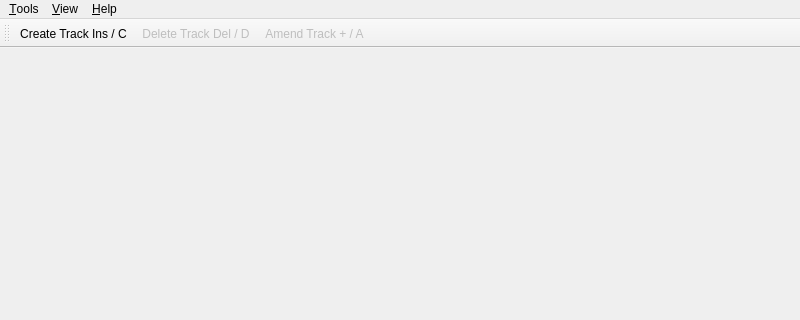
Kitware/seal-tk, file sealtk/noaa/gui/Window.ui: the form before one commit; both pictures show x 0 to 800 and y 0 to 320 of the 800 by 600 pixel window.
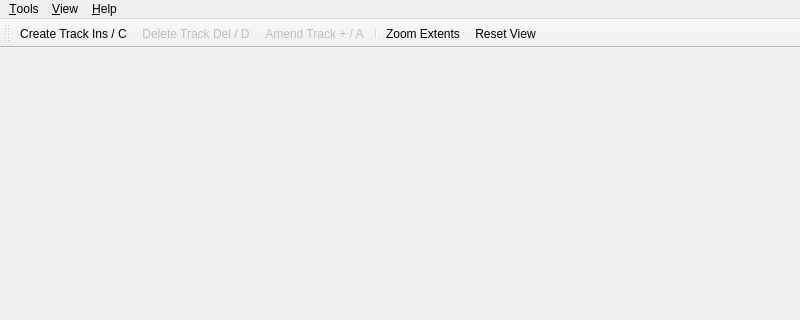
The form after the commit. Icons and pictures are not drawn. Custom widgets are drawn as their Qt base class.

Commit message:
Implement zoom actions in NOAA GUI
Add 'zoom extents' and 'zoom to image' (a.k.a. 'reset view') actions to
the NOAA GUI. Note that 'zoom extents' currently has some issues when
used without a homography.

Patch:
```diff
--- a/sealtk/noaa/gui/Window.ui
+++ b/sealtk/noaa/gui/Window.ui
@@ -161,6 +161,9 @@
    <addaction name="actionCreateTrack"/>
    <addaction name="actionDeleteTrack"/>
    <addaction name="actionAmendTrack"/>
+   <addaction name="separator"/>
+   <addaction name="actionZoomExtents"/>
+   <addaction name="actionZoomImage"/>
   </widget>
   <widget class="QStatusBar" name="statusBar"/>
   <action name="actionAbout">
@@ -262,6 +265,28 @@
     <string>Right</string>
    </property>
   </action>
+  <action name="actionZoomExtents">
+   <property name="icon">
+    <iconset theme="zoom-fit"/>
+   </property>
+   <property name="text">
+    <string>Zoom &amp;Extents</string>
+   </property>
+   <property name="shortcut">
+    <string>Z</string>
+   </property>
+  </action>
+  <action name="actionZoomImage">
+   <property name="icon">
+    <iconset theme="zoom-image"/>
+   </property>
+   <property name="text">
+    <string>&amp;Reset View</string>
+   </property>
+   <property name="shortcut">
+    <string>R</string>
+   </property>
+  </action>
  </widget>
  <customwidgets>
   <customwidget>
```
Left out of the diff: 3 changed lines with no effect on the pictures. The commit also changes 1 other file.
